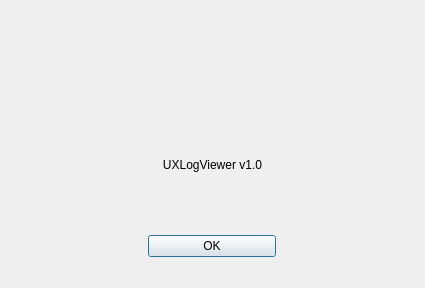
First picture: the form in Src/Dialogs/AboutDialog.ui, repository os-v/UXLogViewer, before the edit.
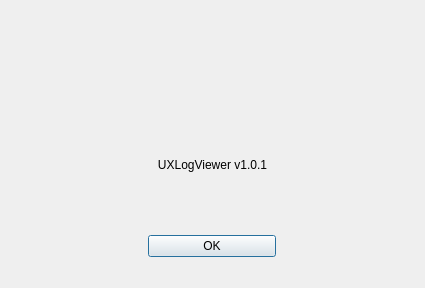
Second picture: the form after the edit. Icons and pictures are not drawn.

```diff
--- a/Src/Dialogs/AboutDialog.ui
+++ b/Src/Dialogs/AboutDialog.ui
@@ -77,7 +77,7 @@
       </size>
      </property>
      <property name="text">
-      <string>UXLogViewer v1.0</string>
+      <string>UXLogViewer v1.0.1</string>
      </property>
      <property name="textFormat">
       <enum>Qt::AutoText</enum>
```
